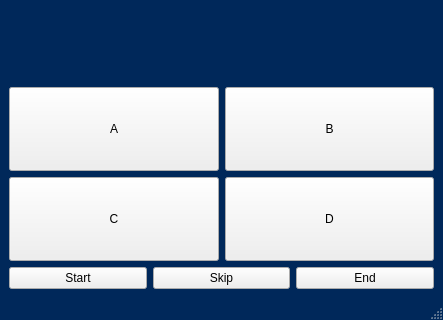
The window that mainwindow.ui (omrdk/mem_words) describes before a commit, drawn with Qt 5; both pictures show x 0 to 443 and y 188 to 508 of the 443 by 508 pixel window.
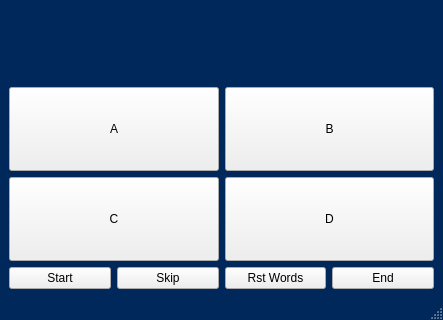
The same window after the commit. Icons and pictures are not drawn.

```diff
--- a/mainwindow.ui
+++ b/mainwindow.ui
@@ -188,6 +188,13 @@
               </property>
              </widget>
             </item>
+            <item>
+             <widget class="QPushButton" name="btn_rst">
+              <property name="text">
+               <string>Rst Words</string>
+              </property>
+             </widget>
+            </item>
             <item>
              <widget class="QPushButton" name="btn_exit">
               <property name="text">
```
Left out of the diff: 2 changed lines with no effect on the pictures.
